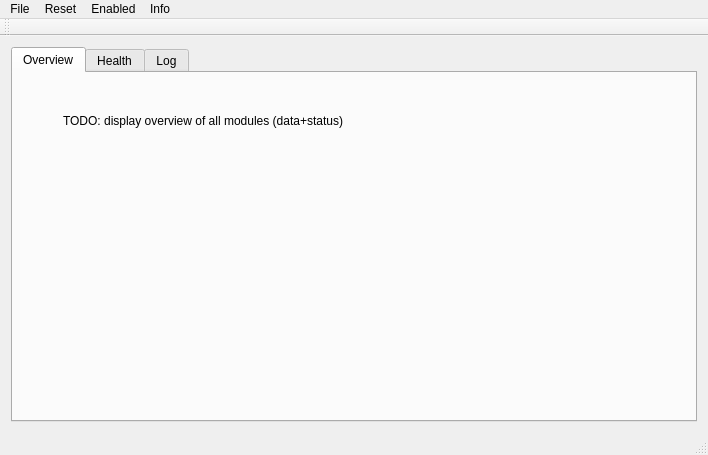
This is HanseGUI/mainwindow.ui in iti-luebeck/HANSE2011 as Qt 5 draws it before an edit. The edited form follows.
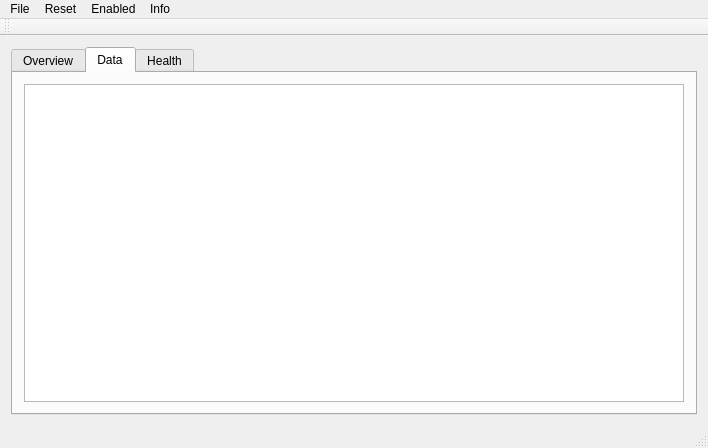
This is the edited form.

Commit message:
each module has its own data store. its a Map, in which the module can store arbitrary volatile data.
the data inside the map is displayed in the GUI, and in the future
may be stored to disk if needed.

```diff
--- a/HanseGUI/mainwindow.ui
+++ b/HanseGUI/mainwindow.ui
@@ -7,7 +7,7 @@
     <x>0</x>
     <y>0</y>
     <width>708</width>
-    <height>455</height>
+    <height>448</height>
    </rect>
   </property>
   <property name="windowTitle">
@@ -24,7 +24,7 @@
        </size>
       </property>
       <property name="currentIndex">
-       <number>0</number>
+       <number>1</number>
       </property>
       <widget class="QWidget" name="overviewTab">
        <attribute name="title">
@@ -44,6 +44,35 @@
         </property>
        </widget>
       </widget>
+      <widget class="QWidget" name="dataTab">
+       <attribute name="title">
+        <string>Data</string>
+       </attribute>
+       <layout class="QGridLayout" name="gridLayout_3">
+        <item row="0" column="0">
+         <widget class="QTableView" name="dataView">
+          <property name="alternatingRowColors">
+           <bool>true</bool>
+          </property>
+          <property name="selectionBehavior">
+           <enum>QAbstractItemView::SelectRows</enum>
+          </property>
+          <attribute name="horizontalHeaderDefaultSectionSize">
+           <number>300</number>
+          </attribute>
+          <attribute name="horizontalHeaderStretchLastSection">
+           <bool>true</bool>
+          </attribute>
+          <attribute name="horizontalHeaderStretchLastSection">
+           <bool>true</bool>
+          </attribute>
+          <attribute name="horizontalHeaderDefaultSectionSize">
+           <number>300</number>
+          </attribute>
+         </widget>
+        </item>
+       </layout>
+      </widget>
       <widget class="QWidget" name="healthTab">
        <attribute name="title">
         <string>Health</string>
@@ -61,24 +90,6 @@
         </item>
        </layout>
       </widget>
-      <widget class="QWidget" name="logTab">
-       <attribute name="title">
-        <string>Log</string>
-       </attribute>
-       <widget class="QLabel" name="label">
-        <property name="geometry">
-         <rect>
-          <x>70</x>
-          <y>40</y>
-          <width>231</width>
-          <height>16</height>
-         </rect>
-        </property>
-        <property name="text">
-         <string>TODO: Display logfile or something?</string>
-        </property>
-       </widget>
-      </widget>
      </widget>
     </item>
    </layout>
```
The commit also changes 11 other files.
